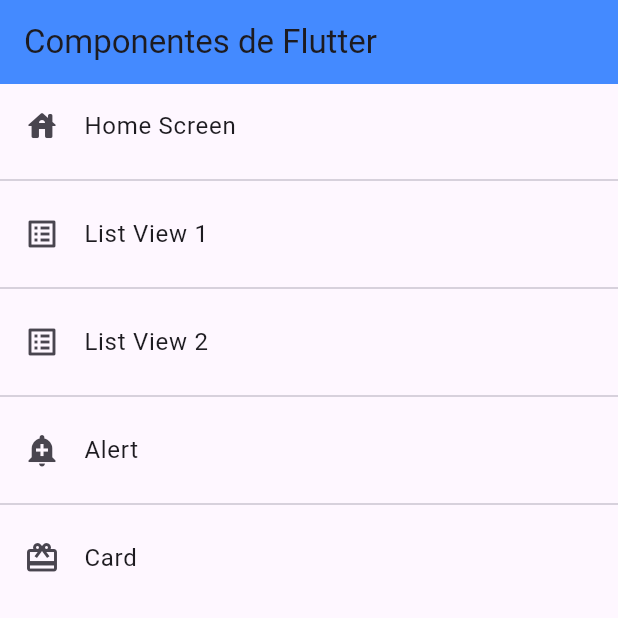
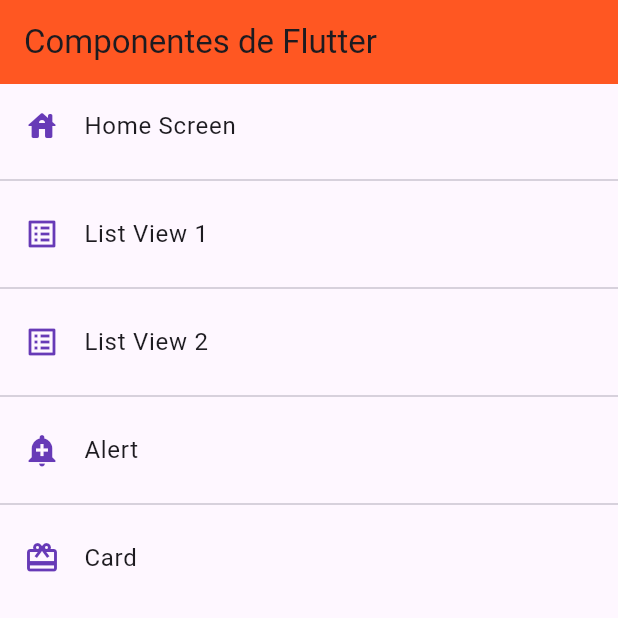
Before and after one commit to The-Crow-n/fl_components, a Flutter app: the screen it shows after launch, on a phone screen of 412 x 824 dp, the top half of it. Run offline on Flutter 3.47's test engine with Material 3 defaults, Android fonts, the phone set to English and light mode, and no system bars.

Commit message:
eleventh commit

```diff
--- a/lib/main.dart
+++ b/lib/main.dart
@@ -17,8 +17,14 @@ class MyApp extends StatelessWidget {
         routes: AppRoutes.getAppRoutes(),
         onGenerateRoute: AppRoutes.onGenerateRoute,
         theme: ThemeData.light().copyWith(
-          // Color primario para la aplicación
-          primaryColor: Colors.deepOrange,
-        ));
+            // Color primario para la aplicación
+            primaryColor: Colors.deepOrange,
+            // AppBar Theme
+            appBarTheme: AppBarTheme(
+              color: Colors.deepOrange,
+            ),
+            listTileTheme: ListTileThemeData(
+              iconColor: Colors.deepPurple,
+            )));
   }
 }
--- a/lib/screens/home_screen.dart
+++ b/lib/screens/home_screen.dart
@@ -10,7 +10,7 @@ class HomeScreen extends StatelessWidget {
     return Scaffold(
         appBar: AppBar(
           title: const Text('Componentes de Flutter'),
-          backgroundColor: Colors.blueAccent,
+          //backgroundColor: Colors.blueAccent,
           elevation: 0,
         ),
         body: ListView.separated(
--- a/lib/screens/listview2_screen.dart
+++ b/lib/screens/listview2_screen.dart
@@ -10,7 +10,7 @@ class Listview2Screen extends StatelessWidget {
     return Scaffold(
         appBar: AppBar(
           title: const Text('Listview Tipo 2'),
-          backgroundColor: Colors.blueAccent,
+          //backgroundColor: Colors.blueAccent,
         ),
         body: ListView.separated(
             itemBuilder: (context, index) => ListTile(
--- /dev/null
+++ b/lib/theme/app_theme.dart
@@ -0,0 +1 @@
+class AppTheme {}
```
